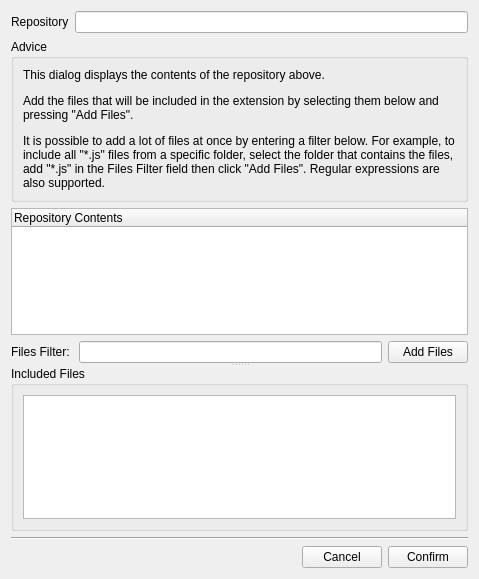
This is ExtensionStore/packages/ExtensionStore/pickFiles.ui in mchaptel/TBScripts as Qt 5 draws it before an edit. The edited form follows.
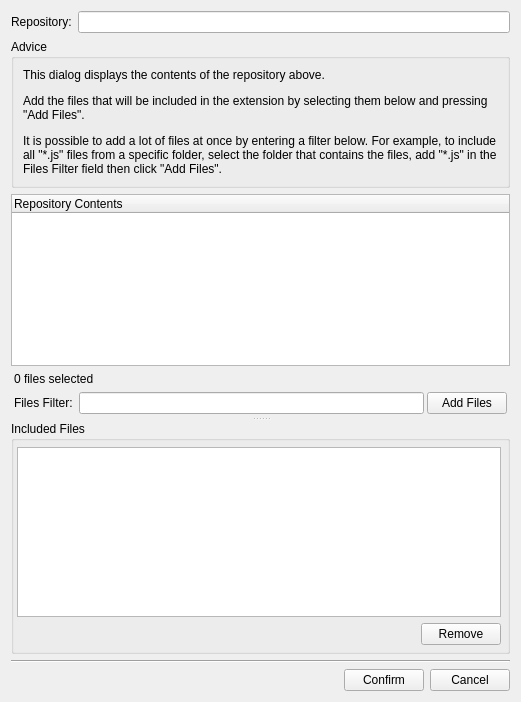
This is the edited form.

Commit message: more work on registration window, pickFiles dialog completely implemented

Patch:
```diff
--- a/ExtensionStore/packages/ExtensionStore/pickFiles.ui
+++ b/ExtensionStore/packages/ExtensionStore/pickFiles.ui
@@ -6,8 +6,8 @@
    <rect>
     <x>0</x>
     <y>0</y>
-    <width>479</width>
-    <height>579</height>
+    <width>521</width>
+    <height>702</height>
    </rect>
   </property>
   <property name="windowTitle">
@@ -19,7 +19,7 @@
      <item>
       <widget class="QLabel" name="label_2">
        <property name="text">
-        <string>Repository</string>
+        <string>Repository:</string>
        </property>
       </widget>
      </item>
@@ -50,7 +50,7 @@
          </sizepolicy>
         </property>
         <property name="text">
-         <string>&lt;html&gt;&lt;head/&gt;&lt;body&gt;&lt;p&gt;This dialog displays the contents of the repository above.&lt;/p&gt;&lt;p&gt;Add the files that will be included in the extension by selecting them below and pressing &amp;quot;Add Files&amp;quot;.&lt;/p&gt;&lt;p&gt;It is possible to add a lot of files at once by entering a filter below. For example, to include all &amp;quot;*.js&amp;quot; files from a specific folder, select the folder that contains the files, add &amp;quot;*.js&amp;quot; in the Files Filter field then click &amp;quot;Add Files&amp;quot;. Regular expressions are also supported.&lt;/p&gt;&lt;/body&gt;&lt;/html&gt;</string>
+         <string>&lt;html&gt;&lt;head/&gt;&lt;body&gt;&lt;p&gt;This dialog displays the contents of the repository above.&lt;/p&gt;&lt;p&gt;Add the files that will be included in the extension by selecting them below and pressing &amp;quot;Add Files&amp;quot;.&lt;/p&gt;&lt;p&gt;It is possible to add a lot of files at once by entering a filter below. For example, to include all &amp;quot;*.js&amp;quot; files from a specific folder, select the folder that contains the files, add &amp;quot;*.js&amp;quot; in the Files Filter field then click &amp;quot;Add Files&amp;quot;.&lt;/p&gt;&lt;/body&gt;&lt;/html&gt;</string>
         </property>
         <property name="wordWrap">
          <bool>true</bool>
@@ -66,15 +66,24 @@
       <enum>Qt::Vertical</enum>
      </property>
      <property name="handleWidth">
-      <number>3</number>
+      <number>4</number>
      </property>
-     <widget class="QWidget" name="layoutWidget">
+     <widget class="QWidget" name="">
       <layout class="QVBoxLayout" name="verticalLayout_2">
+       <property name="spacing">
+        <number>3</number>
+       </property>
+       <property name="bottomMargin">
+        <number>3</number>
+       </property>
        <item>
         <widget class="QTreeWidget" name="repoContents">
          <property name="selectionMode">
           <enum>QAbstractItemView::ExtendedSelection</enum>
          </property>
+         <property name="indentation">
+          <number>10</number>
+         </property>
          <column>
           <property name="text">
            <string>Repository Contents</string>
@@ -82,8 +91,44 @@
          </column>
         </widget>
        </item>
+       <item>
+        <layout class="QHBoxLayout" name="horizontalLayout_4">
+         <property name="leftMargin">
+          <number>3</number>
+         </property>
+         <property name="rightMargin">
+          <number>3</number>
+         </property>
+         <item>
+          <widget class="QLabel" name="label_4">
+           <property name="text">
+            <string>0 files selected</string>
+           </property>
+          </widget>
+         </item>
+         <item>
+          <spacer name="horizontalSpacer_2">
+           <property name="orientation">
+            <enum>Qt::Horizontal</enum>
+           </property>
+           <property name="sizeHint" stdset="0">
+            <size>
+             <width>40</width>
+             <height>20</height>
+            </size>
+           </property>
+          </spacer>
+         </item>
+        </layout>
+       </item>
        <item>
         <layout class="QHBoxLayout" name="horizontalLayout_2">
+         <property name="leftMargin">
+          <number>3</number>
+         </property>
+         <property name="rightMargin">
+          <number>3</number>
+         </property>
          <item>
           <widget class="QLabel" name="label">
            <property name="text">
@@ -116,6 +161,18 @@
        <string>Included Files</string>
       </property>
       <layout class="QVBoxLayout" name="verticalLayout">
+       <property name="leftMargin">
+        <number>3</number>
+       </property>
+       <property name="topMargin">
+        <number>6</number>
+       </property>
+       <property name="rightMargin">
+        <number>6</number>
+       </property>
+       <property name="bottomMargin">
+        <number>6</number>
+       </property>
        <item>
         <widget class="QTreeWidget" name="includedFiles">
          <property name="sizePolicy">
@@ -125,7 +182,13 @@
           </sizepolicy>
          </property>
          <property name="selectionMode">
-          <enum>QAbstractItemView::ContiguousSelection</enum>
+          <enum>QAbstractItemView::ExtendedSelection</enum>
+         </property>
+         <property name="indentation">
+          <number>5</number>
+         </property>
+         <property name="rootIsDecorated">
+          <bool>false</bool>
          </property>
          <attribute name="headerVisible">
           <bool>false</bool>
@@ -137,6 +200,30 @@
          </column>
         </widget>
        </item>
+       <item>
+        <layout class="QHBoxLayout" name="horizontalLayout_5">
+         <item>
+          <spacer name="horizontalSpacer_3">
+           <property name="orientation">
+            <enum>Qt::Horizontal</enum>
+           </property>
+           <property name="sizeHint" stdset="0">
+            <size>
+             <width>40</width>
+             <height>20</height>
+            </size>
+           </property>
+          </spacer>
+         </item>
+         <item>
+          <widget class="QPushButton" name="removeFiles">
+           <property name="text">
+            <string>Remove</string>
+           </property>
+          </widget>
+         </item>
+        </layout>
+       </item>
       </layout>
      </widget>
     </widget>
@@ -163,13 +250,6 @@
        </property>
       </spacer>
      </item>
-     <item>
-      <widget class="QPushButton" name="cancelButton">
-       <property name="text">
-        <string>Cancel</string>
-       </property>
-      </widget>
-     </item>
      <item>
       <widget class="QPushButton" name="confirmButton">
        <property name="text">
@@ -177,6 +257,13 @@
        </property>
       </widget>
      </item>
+     <item>
+      <widget class="QPushButton" name="cancelButton">
+       <property name="text">
+        <string>Cancel</string>
+       </property>
+      </widget>
+     </item>
     </layout>
    </item>
   </layout>
```
The commit also changes 4 other files.
